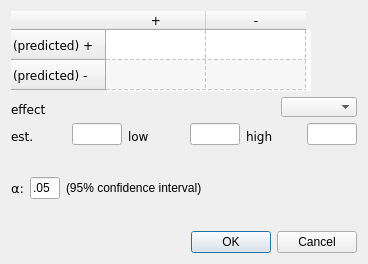
This is diagnostic_data_form.ui in bwallace/OpenMeta-analyst- as Qt 5 draws it before an edit. The edited form follows.
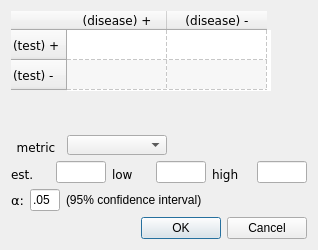
This is the edited form.

What changed in the file:
```diff
--- a/diagnostic_data_form.ui
+++ b/diagnostic_data_form.ui
@@ -6,16 +6,16 @@
    <rect>
     <x>0</x>
     <y>0</y>
-    <width>368</width>
-    <height>264</height>
+    <width>318</width>
+    <height>250</height>
    </rect>
   </property>
   <property name="windowTitle">
    <string>Dialog</string>
   </property>
-  <layout class="QGridLayout" name="gridLayout">
-   <item row="0" column="0">
-    <widget class="QTableWidget" name="simple_table">
+  <layout class="QVBoxLayout" name="verticalLayout">
+   <item>
+    <widget class="QTableWidget" name="two_by_two_table">
      <property name="sizePolicy">
       <sizepolicy hsizetype="Fixed" vsizetype="Fixed">
        <horstretch>0</horstretch>
@@ -24,13 +24,13 @@
      </property>
      <property name="minimumSize">
       <size>
-       <width>300</width>
+       <width>260</width>
        <height>80</height>
       </size>
      </property>
      <property name="maximumSize">
       <size>
-       <width>300</width>
+       <width>260</width>
        <height>80</height>
       </size>
      </property>
@@ -65,40 +65,68 @@
      </property>
      <row>
       <property name="text">
-       <string>(predicted) +</string>
+       <string>(test) +</string>
       </property>
      </row>
      <row>
       <property name="text">
-       <string>(predicted) -</string>
+       <string>(test) -</string>
       </property>
      </row>
      <column>
       <property name="text">
-       <string>+</string>
+       <string>(disease) +</string>
       </property>
      </column>
      <column>
       <property name="text">
-       <string>-</string>
+       <string>(disease) -</string>
       </property>
      </column>
     </widget>
    </item>
-   <item row="1" column="0">
+   <item>
+    <spacer name="verticalSpacer">
+     <property name="orientation">
+      <enum>Qt::Vertical</enum>
+     </property>
+     <property name="sizeType">
+      <enum>QSizePolicy::MinimumExpanding</enum>
+     </property>
+     <property name="sizeHint" stdset="0">
+      <size>
+       <width>20</width>
+       <height>25</height>
+      </size>
+     </property>
+    </spacer>
+   </item>
+   <item>
     <layout class="QHBoxLayout" name="horizontalLayout_2">
      <item>
       <widget class="QLabel" name="label_13">
+       <property name="minimumSize">
+        <size>
+         <width>50</width>
+         <height>0</height>
+        </size>
+       </property>
+       <property name="maximumSize">
+        <size>
+         <width>50</width>
+         <height>20</height>
+        </size>
+       </property>
        <property name="font">
         <font>
          <family>Verdana</family>
         </font>
        </property>
        <property name="text">
-        <string>effect</string>
+        <string>metric</string>
        </property>
        <property name="alignment">
-        <set>Qt::AlignBottom|Qt::AlignLeading|Qt::AlignLeft</set>
+        <set>Qt::AlignBottom|Qt::AlignHCenter</set>
        </property>
       </widget>
      </item>
@@ -106,7 +134,7 @@
       <widget class="QComboBox" name="effect_cbo_box">
        <property name="minimumSize">
         <size>
-         <width>76</width>
+         <width>100</width>
          <height>20</height>
         </size>
        </property>
@@ -118,9 +146,22 @@
        </property>
       </widget>
      </item>
+     <item>
+      <spacer name="horizontalSpacer_2">
+       <property name="orientation">
+        <enum>Qt::Horizontal</enum>
+       </property>
+       <property name="sizeHint" stdset="0">
+        <size>
+         <width>40</width>
+         <height>20</height>
+        </size>
+       </property>
+      </spacer>
+     </item>
     </layout>
    </item>
-   <item row="2" column="0">
+   <item>
     <layout class="QGridLayout" name="gridLayout_3">
      <item row="0" column="0">
       <widget class="QLabel" name="label_14">
@@ -241,7 +282,7 @@
      </item>
     </layout>
    </item>
-   <item row="3" column="0">
+   <item>
     <layout class="QHBoxLayout" name="horizontalLayout">
      <item>
       <widget class="QLabel" name="label_2">
@@ -294,7 +335,7 @@
      </item>
     </layout>
    </item>
-   <item row="4" column="0">
+   <item>
     <widget class="QDialogButtonBox" name="buttonBox">
      <property name="orientation">
       <enum>Qt::Horizontal</enum>
```
Left out of the diff: 8 changed lines with no effect on the pictures.
